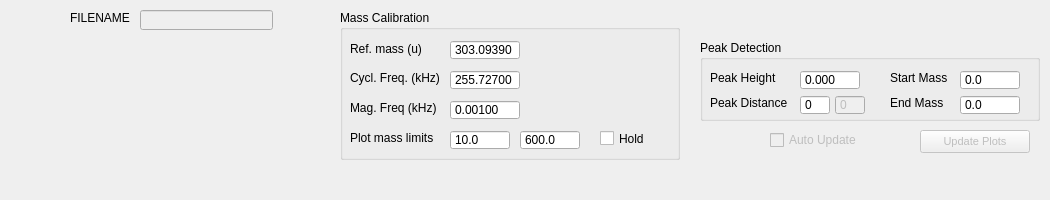
The window that src/gui/analysis_qt.ui (odile9999/asan) describes before a commit, drawn with Qt 5.
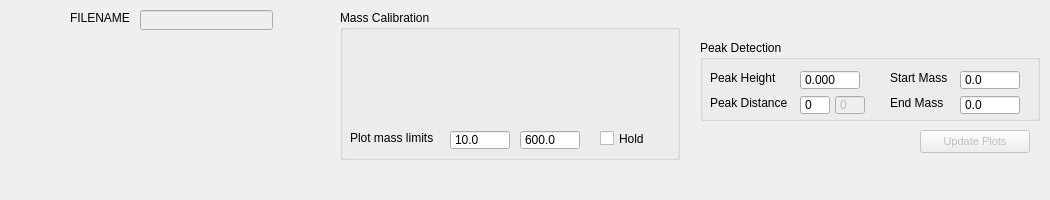
The same window after the commit.

Patch:
```diff
--- a/src/gui/analysis_qt.ui
+++ b/src/gui/analysis_qt.ui
@@ -38,45 +38,6 @@
     <property name="title">
      <string>Mass Calibration</string>
     </property>
-    <widget class="QLabel" name="label_RefMass">
-     <property name="geometry">
-      <rect>
-       <x>10</x>
-       <y>31</y>
-       <width>95</width>
-       <height>16</height>
-      </rect>
-     </property>
-     <property name="text">
-      <string>Ref. mass (u)</string>
-     </property>
-    </widget>
-    <widget class="QLabel" name="label_CycloFreq">
-     <property name="geometry">
-      <rect>
-       <x>10</x>
-       <y>60</y>
-       <width>95</width>
-       <height>16</height>
-      </rect>
-     </property>
-     <property name="text">
-      <string>Cycl. Freq. (kHz)</string>
-     </property>
-    </widget>
-    <widget class="QLabel" name="label_MagFreq">
-     <property name="geometry">
-      <rect>
-       <x>10</x>
-       <y>90</y>
-       <width>95</width>
-       <height>16</height>
-      </rect>
-     </property>
-     <property name="text">
-      <string>Mag. Freq (kHz)</string>
-     </property>
-    </widget>
     <widget class="QLabel" name="label_PlotStartMass">
      <property name="geometry">
       <rect>
@@ -103,81 +64,6 @@
       <string>Hold</string>
      </property>
     </widget>
-    <widget class="QDoubleSpinBox" name="doubleSpinBox_RefMass">
-     <property name="geometry">
-      <rect>
-       <x>110</x>
-       <y>30</y>
-       <width>70</width>
-       <height>20</height>
-      </rect>
-     </property>
-     <property name="locale">
-      <locale language="English" country="UnitedStates"/>
-     </property>
-     <property name="buttonSymbols">
-      <enum>QAbstractSpinBox::NoButtons</enum>
-     </property>
-     <property name="decimals">
-      <number>5</number>
-     </property>
-     <property name="maximum">
-      <double>1000.000000000000000</double>
-     </property>
-     <property name="value">
-      <double>303.093900000000019</double>
-     </property>
-    </widget>
-    <widget class="QDoubleSpinBox" name="doubleSpinBox_CycloFreq">
-     <property name="geometry">
-      <rect>
-       <x>110</x>
-       <y>60</y>
-       <width>70</width>
-       <height>20</height>
-      </rect>
-     </property>
-     <property name="locale">
-      <locale language="English" country="UnitedStates"/>
-     </property>
-     <property name="buttonSymbols">
-      <enum>QAbstractSpinBox::NoButtons</enum>
-     </property>
-     <property name="decimals">
-      <number>5</number>
-     </property>
-     <property name="maximum">
-      <double>1000.000000000000000</double>
-     </property>
-     <property name="value">
-      <double>255.727000000000004</double>
-     </property>
-    </widget>
-    <widget class="QDoubleSpinBox" name="doubleSpinBox_MagFreq">
-     <property name="geometry">
-      <rect>
-       <x>110</x>
-       <y>90</y>
-       <width>70</width>
-       <height>20</height>
-      </rect>
-     </property>
-     <property name="locale">
-      <locale language="English" country="UnitedStates"/>
-     </property>
-     <property name="buttonSymbols">
-      <enum>QAbstractSpinBox::NoButtons</enum>
-     </property>
-     <property name="decimals">
-      <number>5</number>
-     </property>
-     <property name="maximum">
-      <double>100.000000000000000</double>
-     </property>
-     <property name="value">
-      <double>0.001000000000000</double>
-     </property>
-    </widget>
     <widget class="QDoubleSpinBox" name="doubleSpinBox_PlotMassX1">
      <property name="geometry">
       <rect>
@@ -476,22 +362,6 @@
      <string>FILENAME</string>
     </property>
    </widget>
-   <widget class="QCheckBox" name="checkBox_AutoUpdate">
-    <property name="enabled">
-     <bool>false</bool>
-    </property>
-    <property name="geometry">
-     <rect>
-      <x>770</x>
-      <y>130</y>
-      <width>101</width>
-      <height>20</height>
-     </rect>
-    </property>
-    <property name="text">
-     <string>Auto Update</string>
-    </property>
-   </widget>
   </widget>
  </widget>
  <resources/>
```
Left out of the diff: 7 changed lines with no effect on the pictures.
